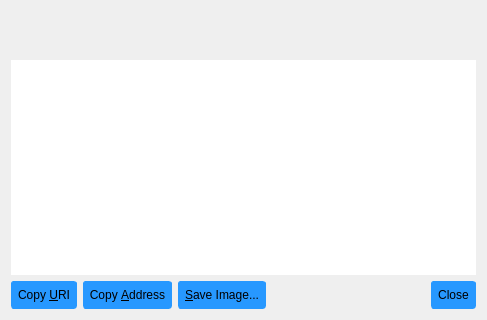
Qt form src/qt/forms/receiverequestdialog.ui (ecoinchain/ecoin) before a commit; both pictures show x 0 to 487 and y 277 to 597 of the 487 by 597 pixel window.
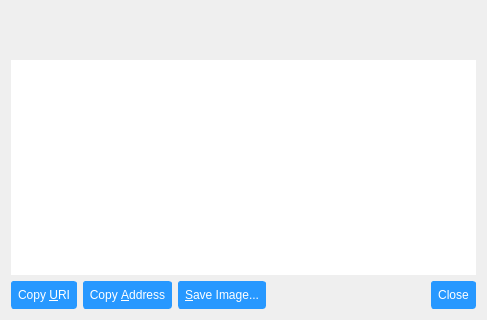
The same form after that commit. Custom widgets are drawn as their Qt base class.

Commit message: button color change

```diff
--- a/src/qt/forms/receiverequestdialog.ui
+++ b/src/qt/forms/receiverequestdialog.ui
@@ -15,6 +15,7 @@
     border-style: solid;
     border-radius: 3px;
 	border-width: 1px;
+    color: #ffffff;
 	border-color: rgb(39, 152, 255);
 	background-color: rgb(39, 152, 255);
 padding : 6px;
```
The commit also changes 3 other files.
